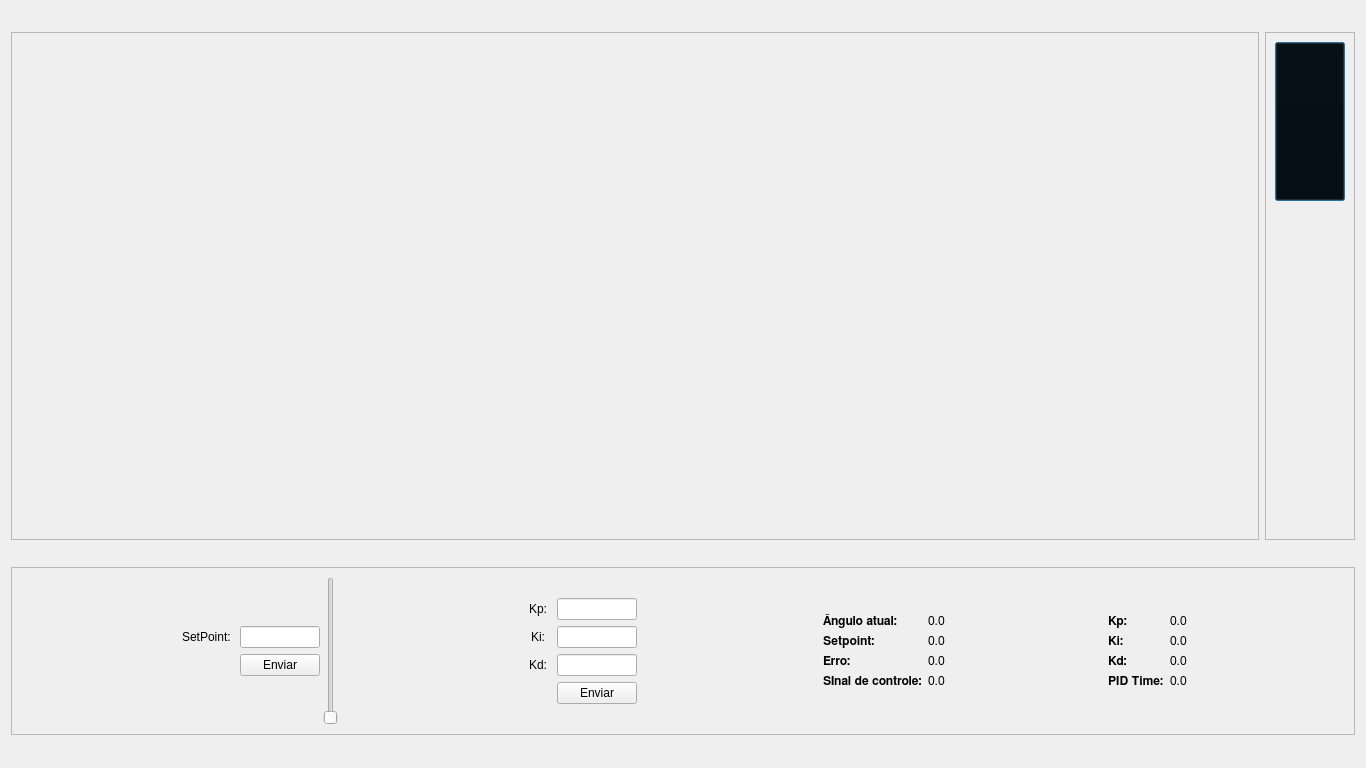
First picture: the form in rqt_gui_aeropendulum/resource/MyPlugin.ui, repository mateusmenezes95/aeropendulum, before the edit.
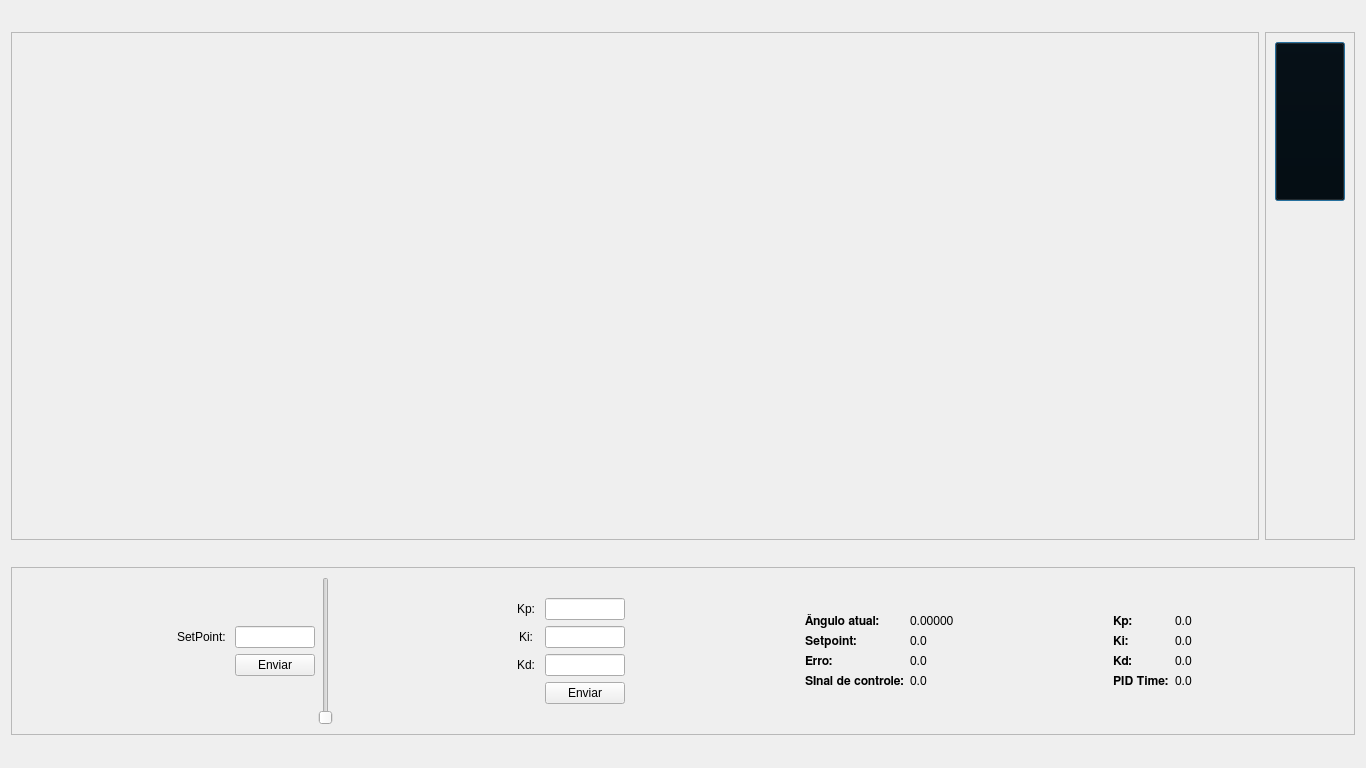
Second picture: the form after the edit. Icons and pictures are not drawn.

Commit message: Add slider set point functionality

What changed in the file:
```diff
--- a/rqt_gui_aeropendulum/resource/MyPlugin.ui
+++ b/rqt_gui_aeropendulum/resource/MyPlugin.ui
@@ -194,9 +194,12 @@
         <property name="orientation">
          <enum>Qt::Horizontal</enum>
         </property>
+        <property name="sizeType">
+         <enum>QSizePolicy::Expanding</enum>
+        </property>
         <property name="sizeHint" stdset="0">
          <size>
-          <width>40</width>
+          <width>140</width>
           <height>20</height>
          </size>
         </property>
@@ -284,7 +287,7 @@
         </property>
         <property name="sizeHint" stdset="0">
          <size>
-          <width>32</width>
+          <width>140</width>
           <height>20</height>
          </size>
         </property>
@@ -377,7 +380,7 @@
         </property>
         <property name="sizeHint" stdset="0">
          <size>
-          <width>32</width>
+          <width>140</width>
           <height>20</height>
          </size>
         </property>
@@ -408,7 +411,7 @@
         <item row="0" column="1">
          <widget class="QLabel" name="actualAngleLabel">
           <property name="text">
-           <string>0.0</string>
+           <string>0.00000</string>
           </property>
          </widget>
         </item>
@@ -487,7 +490,7 @@
         </property>
         <property name="sizeHint" stdset="0">
          <size>
-          <width>80</width>
+          <width>126</width>
           <height>20</height>
          </size>
         </property>
@@ -592,9 +595,12 @@
         <property name="orientation">
          <enum>Qt::Horizontal</enum>
         </property>
+        <property name="sizeType">
+         <enum>QSizePolicy::Expanding</enum>
+        </property>
         <property name="sizeHint" stdset="0">
          <size>
-          <width>40</width>
+          <width>140</width>
           <height>20</height>
          </size>
         </property>
```
The commit also changes 2 other files.
